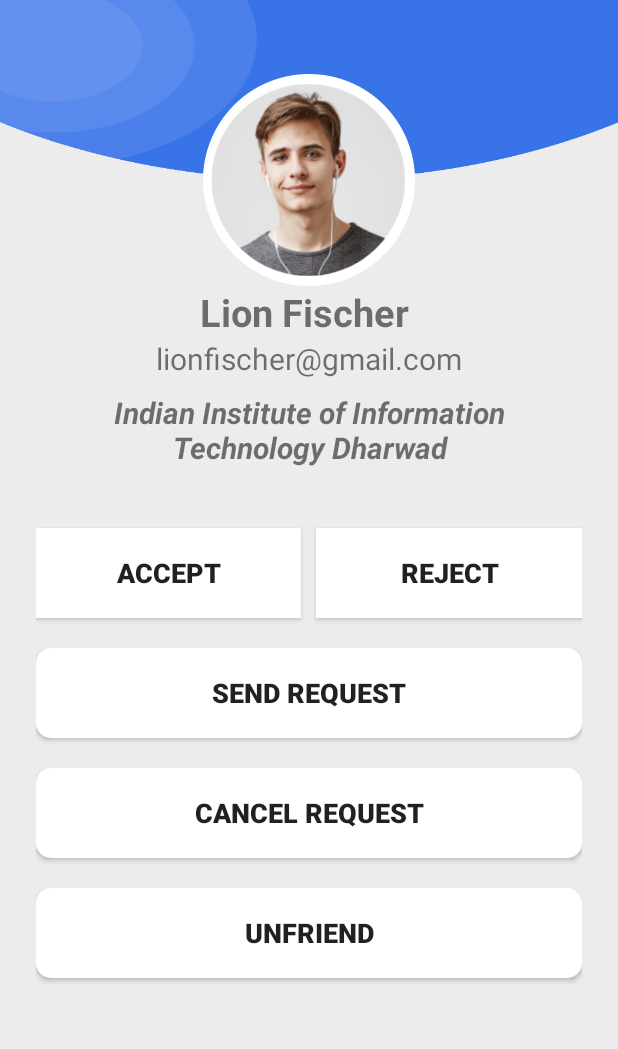
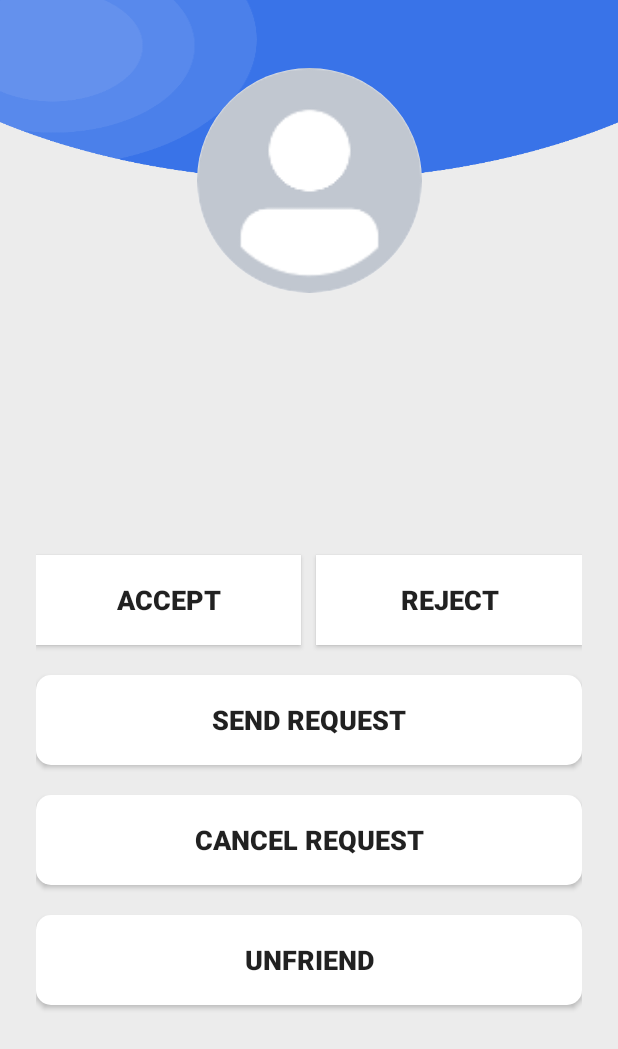
Before and after one commit to wryd-live/wryd, an Android app: the layout activity_profile_view.xml on its own in the app's theme, with its tools: preview values and no code run, on a phone screen of 412 x 824 dp. Shown: the top 1049 px of the screen. Run offline under Robolectric (Android 15) with nearby library versions, the phone set to English and light mode, and no system bars.

Commit message:
Fixed UI Glitch

```diff
--- a/app/src/main/res/layout/activity_profile_view.xml
+++ b/app/src/main/res/layout/activity_profile_view.xml
@@ -30,23 +30,24 @@
                     app:layout_constraintTop_toTopOf="parent"
                     app:srcCompat="@drawable/top_background" />
 
-                <ImageView
+                <de.hdodenhof.circleimageview.CircleImageView
                     android:id="@+id/profileImageView"
-                    android:layout_width="wrap_content"
-                    android:layout_height="wrap_content"
+                    android:layout_width="150dp"
+                    android:layout_height="150dp"
                     app:layout_constraintBottom_toBottomOf="@+id/imageView9"
                     app:layout_constraintEnd_toEndOf="parent"
                     app:layout_constraintStart_toStartOf="parent"
                     app:layout_constraintTop_toBottomOf="@+id/imageView9"
-                    app:srcCompat="@drawable/profile" />
+                    android:src="@drawable/facebook_avatar" />
 
                 <TextView
                     android:id="@+id/userNameTextView"
                     android:layout_width="wrap_content"
                     android:layout_height="wrap_content"
-                    android:text="Lion Fischer "
+                    android:text=" "
                     android:textSize="25dp"
                     android:textStyle="bold"
+                    android:layout_marginTop="15dp"
                     app:layout_constraintEnd_toEndOf="@+id/profileImageView"
                     app:layout_constraintStart_toStartOf="@+id/profileImageView"
                     app:layout_constraintTop_toBottomOf="@+id/profileImageView" />
@@ -55,8 +56,9 @@
                     android:id="@+id/emailTextView"
                     android:layout_width="wrap_content"
                     android:layout_height="wrap_content"
-                    android:text="lionfischer@gmail.com"
+                    android:text=" "
                     android:textSize="20dp"
+                    android:layout_marginTop="10dp"
                     app:layout_constraintEnd_toEndOf="parent"
                     app:layout_constraintStart_toStartOf="parent"
                     app:layout_constraintTop_toBottomOf="@+id/userNameTextView" />
@@ -66,16 +68,16 @@
                     android:textStyle="bold|italic"
                     android:layout_width="match_parent"
                     android:layout_height="wrap_content"
-                    android:layout_marginTop="36dp"
+                    android:layout_marginTop="20dp"
                     android:layout_marginStart="30dp"
                     android:layout_marginEnd="30dp"
-                    android:text="Indian Institute of Information Technology Dharwad"
+                    android:text=" "
                     android:textSize="20dp"
                     android:textAlignment="center"
                     app:layout_constraintEnd_toEndOf="parent"
                     app:layout_constraintHorizontal_bias="0.497"
                     app:layout_constraintStart_toStartOf="parent"
-                    app:layout_constraintTop_toBottomOf="@+id/userNameTextView" />
+                    app:layout_constraintTop_toBottomOf="@+id/emailTextView" />
 
                 <LinearLayout
                     android:layout_width="match_parent"
```
Also changed, not shown: app/src/main/res/layout/viewprofile.xml (+7 -4 lines).
